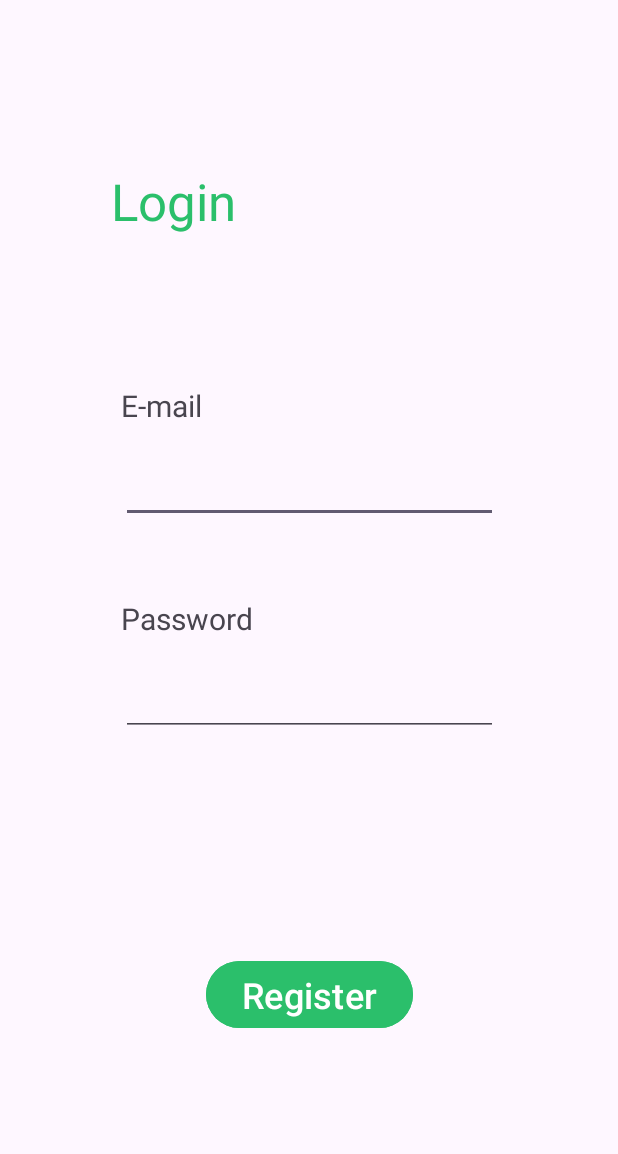
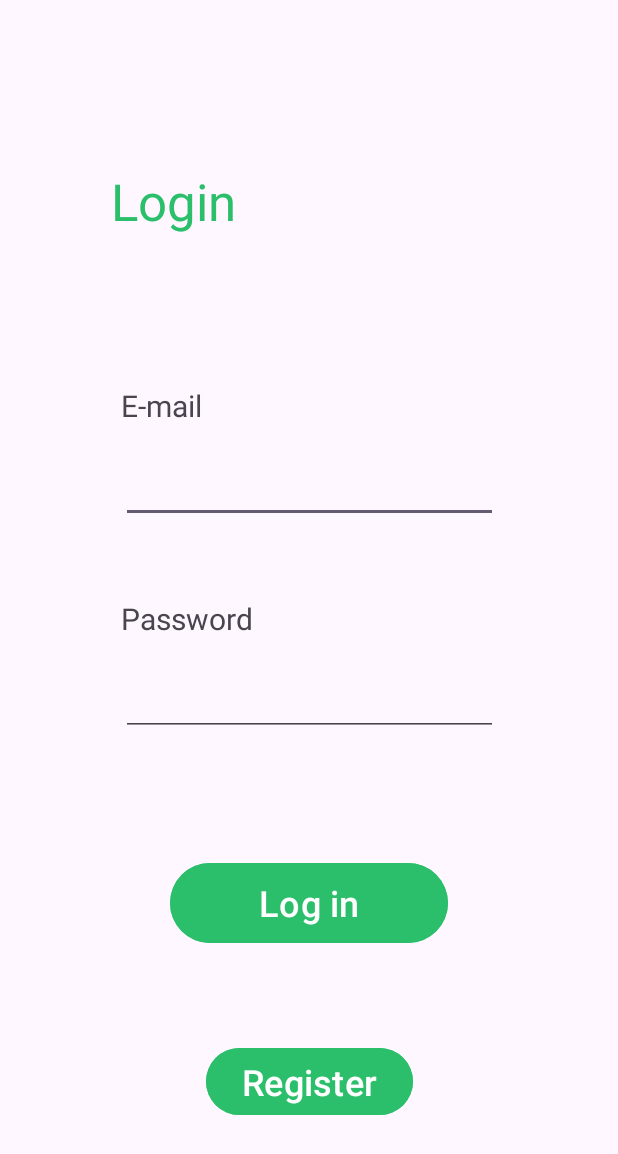
Before and after one commit to DarkPheonix29/AutoShop, an Android app: the screen it shows after launch (MainActivity), on a phone screen of 412 x 824 dp. Shown: the top 1154 px of the screen. Run offline under Robolectric (Android 15) with nearby library versions, the phone set to English and light mode, and no system bars; Roboto replaces fonts that are not available here.

Commit message:
login page update

```diff
--- a/app/src/main/res/layout/activity_main.xml
+++ b/app/src/main/res/layout/activity_main.xml
@@ -6,6 +6,21 @@
     android:layout_height="match_parent"
     android:backgroundTint="@color/green"
     tools:context=".MainActivity">
+
+    <Button
+        android:id="@+id/log_in"
+        android:layout_width="185dp"
+        android:layout_height="61dp"
+        android:backgroundTint="@color/green"
+        android:onClick="switchToSecondActivity"
+        android:text="Log in"
+        android:textColor="#FFFFFF"
+        android:textSize="24sp"
+        app:layout_constraintBottom_toBottomOf="parent"
+        app:layout_constraintEnd_toEndOf="parent"
+        app:layout_constraintStart_toStartOf="parent"
+        app:layout_constraintTop_toTopOf="parent"
+        app:layout_constraintVertical_bias="0.749" />
 
     <TextView
         android:id="@+id/Login"
@@ -84,6 +99,6 @@
         app:layout_constraintEnd_toEndOf="parent"
         app:layout_constraintStart_toStartOf="parent"
         app:layout_constraintTop_toTopOf="parent"
-        app:layout_constraintVertical_bias="0.825" />
+        app:layout_constraintVertical_bias="0.901" />
 
 </androidx.constraintlayout.widget.ConstraintLayout>
```
